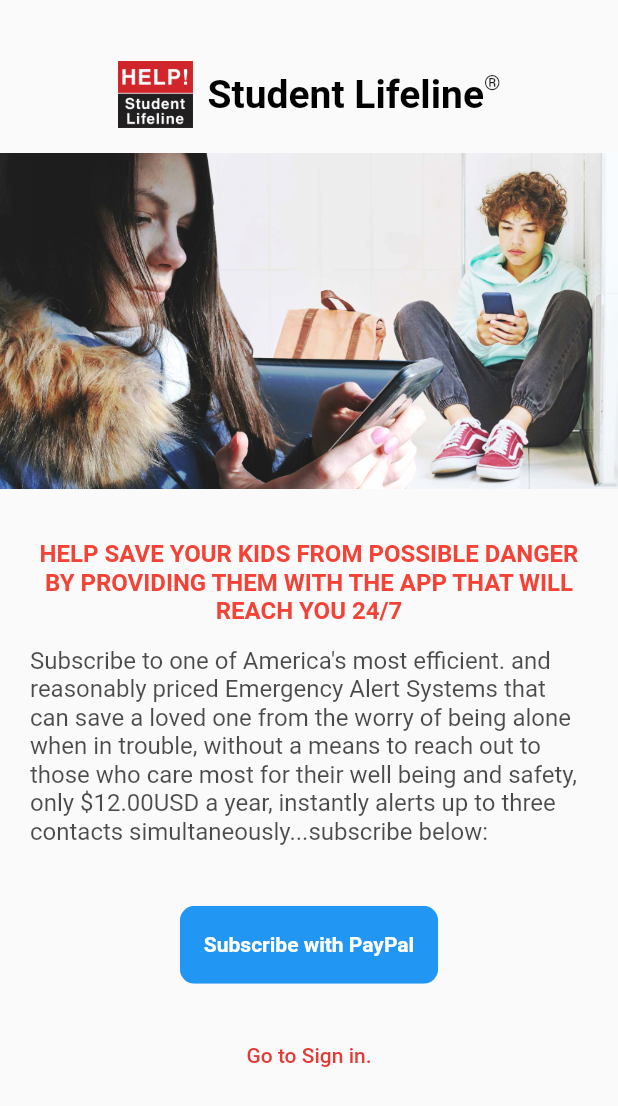
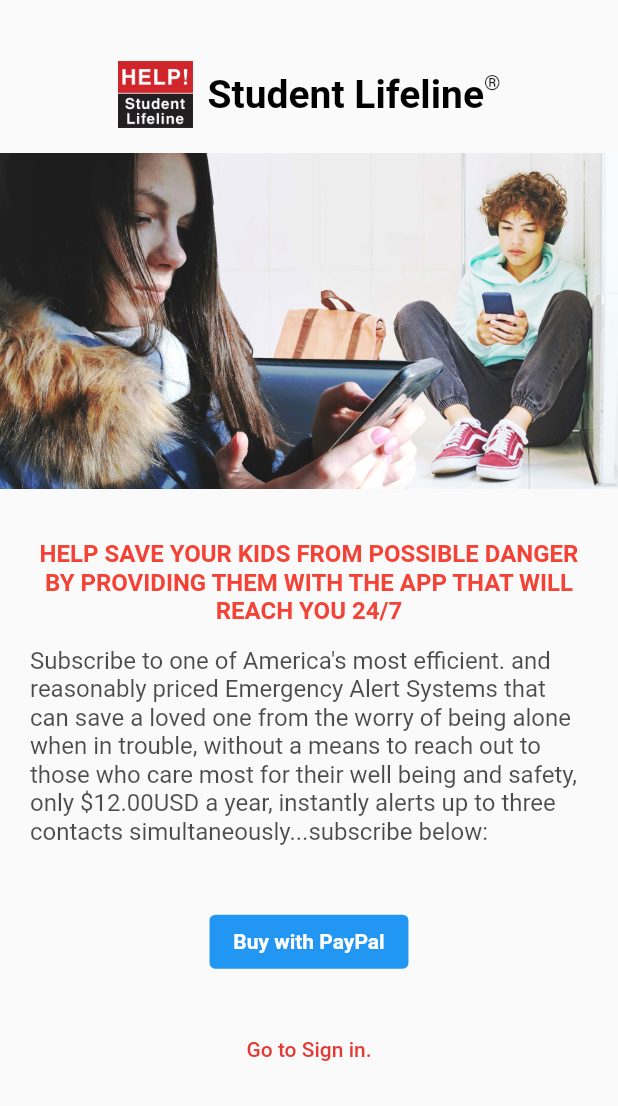
Before and after one commit to naji0329/Student-Lifeline-App, a Flutter app: the Subscription screen opened by its route, on a phone screen of 412 x 824 dp. Shown: the top 1106 px of the screen. Run offline on Flutter 3.47's test engine with Material 2 defaults, Android fonts, the phone set to English and light mode, and no system bars; our stand-ins replace audioplayers, carousel_slider, fluttertoast, geolocator, go_router, google_maps_flutter and 3 more; missing offline and left inert: flutter_paypal, pay, phone_number; accounts and stored records are empty; network calls fail.

Commit message:
update payment buttons

```diff
--- a/lib/screens/auth/subscription.dart
+++ b/lib/screens/auth/subscription.dart
@@ -110,7 +110,7 @@ class _SubscriptionState extends State<Subscription> {
                       ? Column(
                           children: [
                             ClipRRect(
-                              borderRadius: BorderRadius.circular(10),
+                              borderRadius: BorderRadius.circular(5),
                               child: SizedBox(
                                 child: ElevatedButton(
                                   style: const ButtonStyle(
@@ -226,9 +226,9 @@ class _SubscriptionState extends State<Subscription> {
                                   },
                                   child: const Padding(
                                       padding:
-                                          EdgeInsets.only(top: 18, bottom: 18),
+                                          EdgeInsets.only(top: 5, bottom: 5),
                                       child: Text(
-                                        'Subscribe with PayPal',
+                                        'Buy with PayPal',
                                         style: TextStyle(
                                             fontSize: 14,
                                             fontWeight: FontWeight.bold),
@@ -243,7 +243,7 @@ class _SubscriptionState extends State<Subscription> {
                                             defaultApplePay),
                                     paymentItems: _paymentItems,
                                     style: ApplePayButtonStyle.black,
-                                    type: ApplePayButtonType.subscribe,
+                                    type: ApplePayButtonType.buy,
                                     margin: const EdgeInsets.only(top: 15.0),
                                     onPaymentResult: onApplePayResult,
                                     loadingIndicator: const Center(
```
